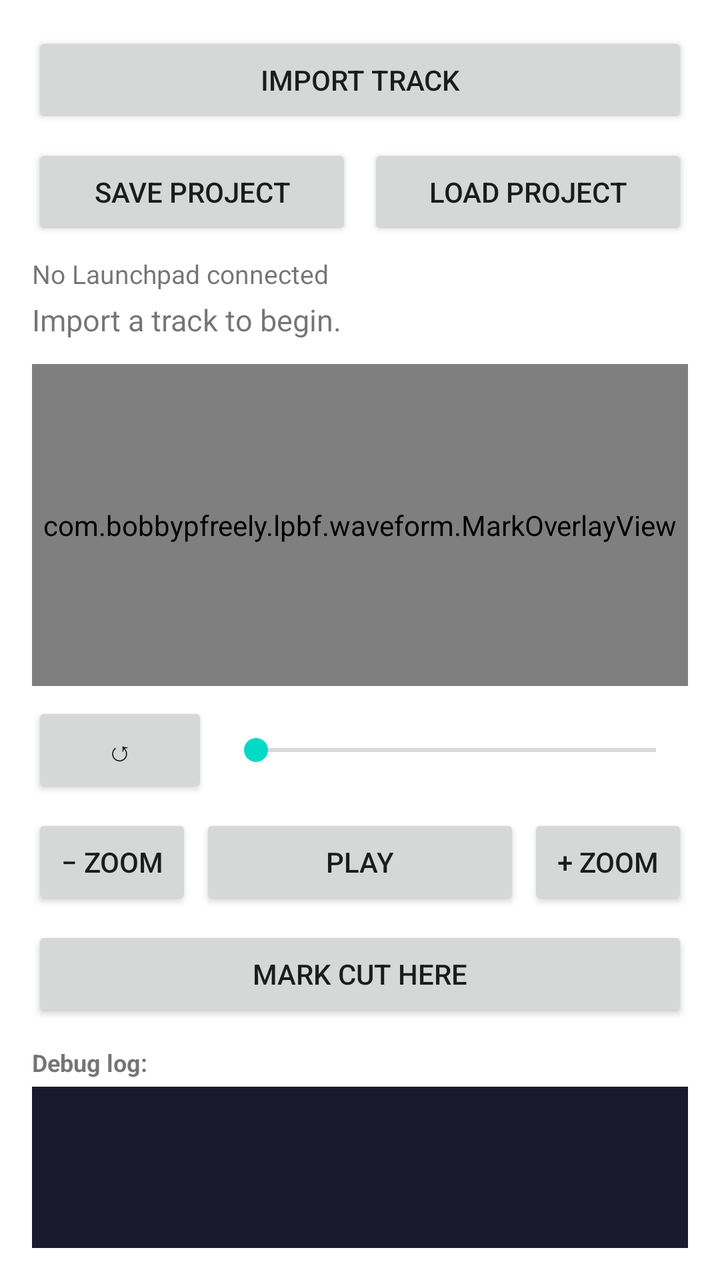
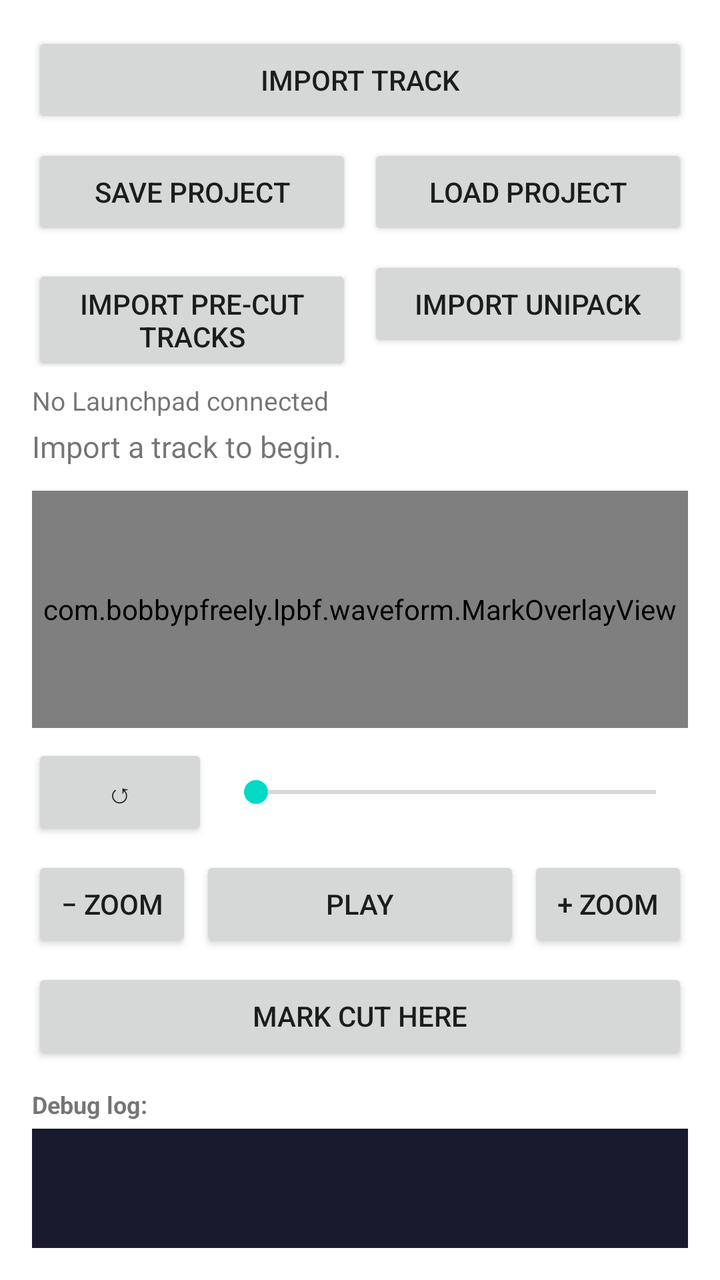

Screens rendered from an Android XML layout before and after an edit, with the pre-edit source and the edit as a unified diff.
<!-- AndroidManifest.xml: application theme Theme.LPBF -->
<!-- res/layout/fragment_mark_and_cut.xml -->
<?xml version="1.0" encoding="utf-8"?>
<LinearLayout xmlns:android="http://schemas.android.com/apk/res/android"
	android:layout_width="match_parent"
	android:layout_height="match_parent"
	android:orientation="vertical"
	android:padding="16dp">

	<Button
		android:id="@+id/importButton"
		android:layout_width="match_parent"
		android:layout_height="wrap_content"
		android:text="Import Track" />

	<LinearLayout
		android:layout_width="match_parent"
		android:layout_height="wrap_content"
		android:layout_marginTop="8dp"
		android:orientation="horizontal">

		<Button
			android:id="@+id/saveProjectButton"
			android:layout_width="0dp"
			android:layout_height="wrap_content"
			android:layout_weight="1"
			android:layout_marginEnd="4dp"
			android:text="Save Project" />

		<Button
			android:id="@+id/loadProjectButton"
			android:layout_width="0dp"
			android:layout_height="wrap_content"
			android:layout_weight="1"
			android:layout_marginStart="4dp"
			android:text="Load Project" />

	</LinearLayout>

	<TextView
		android:id="@+id/connectionText"
		android:layout_width="match_parent"
		android:layout_height="wrap_content"
		android:layout_marginTop="8dp"
		android:text="No Launchpad connected"
		android:textSize="13sp" />

	<TextView
		android:id="@+id/statusText"
		android:layout_width="match_parent"
		android:layout_height="wrap_content"
		android:layout_marginTop="4dp"
		android:text="Import a track to begin."
		android:textSize="15sp" />

	<FrameLayout
		android:id="@+id/waveformContainer"
		android:layout_width="match_parent"
		android:layout_height="0dp"
		android:layout_marginTop="12dp"
		android:layout_weight="2"
		android:background="#0F0F1A">

		<com.bobbypfreely.lpbf.waveform.WaveformView
			android:id="@+id/waveformView"
			android:layout_width="match_parent"
			android:layout_height="match_parent" />

		<com.bobbypfreely.lpbf.waveform.MarkOverlayView
			android:id="@+id/markOverlay"
			android:layout_width="match_parent"
			android:layout_height="match_parent" />

		

	</FrameLayout>

	<LinearLayout
		android:layout_width="match_parent"
		android:layout_height="wrap_content"
		android:layout_marginTop="8dp"
		android:orientation="horizontal"
		android:gravity="center_vertical">

		<Button
			android:id="@+id/restartButton"
			android:layout_width="wrap_content"
			android:layout_height="wrap_content"
			android:text="\u21BA" />

		<SeekBar
			android:id="@+id/playbackSeekBar"
			android:layout_width="0dp"
			android:layout_height="wrap_content"
			android:layout_weight="1"
			android:layout_marginStart="8dp" />

	</LinearLayout>

	<LinearLayout
		android:layout_width="match_parent"
		android:layout_height="wrap_content"
		android:layout_marginTop="8dp"
		android:orientation="horizontal">

		<Button
			android:id="@+id/zoomOutButton"
			android:layout_width="0dp"
			android:layout_height="wrap_content"
			android:layout_weight="1"
			android:text="\u2212 Zoom" />

		<Button
			android:id="@+id/playPauseButton"
			android:layout_width="0dp"
			android:layout_height="wrap_content"
			android:layout_weight="2"
			android:layout_marginStart="4dp"
			android:layout_marginEnd="4dp"
			android:text="Play" />

		<Button
			android:id="@+id/zoomInButton"
			android:layout_width="0dp"
			android:layout_height="wrap_content"
			android:layout_weight="1"
			android:text="+ Zoom" />

	</LinearLayout>

	<Button
		android:id="@+id/dropMarkButton"
		android:layout_width="match_parent"
		android:layout_height="wrap_content"
		android:layout_marginTop="8dp"
		android:text="Mark Cut Here" />

	<TextView
		android:layout_width="match_parent"
		android:layout_height="wrap_content"
		android:layout_marginTop="12dp"
		android:text="Debug log:"
		android:textSize="12sp"
		android:textStyle="bold" />

	<ScrollView
		android:id="@+id/debugScroll"
		android:layout_width="match_parent"
		android:layout_height="0dp"
		android:layout_weight="1"
		android:background="#1A1A2E"
		android:layout_marginTop="4dp">

		<TextView
			android:id="@+id/debugLog"
			android:layout_width="match_parent"
			android:layout_height="wrap_content"
			android:padding="8dp"
			android:fontFamily="monospace"
			android:textColor="#00ADB5"
			android:textIsSelectable="true"
			android:textSize="11sp" />

	</ScrollView>

</LinearLayout>
<!-- resources referenced by this layout -->
<resources>
  <style name="Theme.LPBF" parent="Theme.MaterialComponents.DayNight.NoActionBar" />
</resources>

<!-- the commit's change to res/layout/fragment_mark_and_cut.xml (unified diff, before → after) -->
@@ -32,6 +32,30 @@
 			android:layout_weight="1"
 			android:layout_marginStart="4dp"
 			android:text="Load Project" />
+
+	</LinearLayout>
+
+	<LinearLayout
+		android:layout_width="match_parent"
+		android:layout_height="wrap_content"
+		android:layout_marginTop="8dp"
+		android:orientation="horizontal">
+
+		<Button
+			android:id="@+id/importPreCutButton"
+			android:layout_width="0dp"
+			android:layout_height="wrap_content"
+			android:layout_weight="1"
+			android:layout_marginEnd="4dp"
+			android:text="Import Pre-Cut Tracks" />
+
+		<Button
+			android:id="@+id/importUnipackButton"
+			android:layout_width="0dp"
+			android:layout_height="wrap_content"
+			android:layout_weight="1"
+			android:layout_marginStart="4dp"
+			android:text="Import Unipack" />
 
 	</LinearLayout>
 
